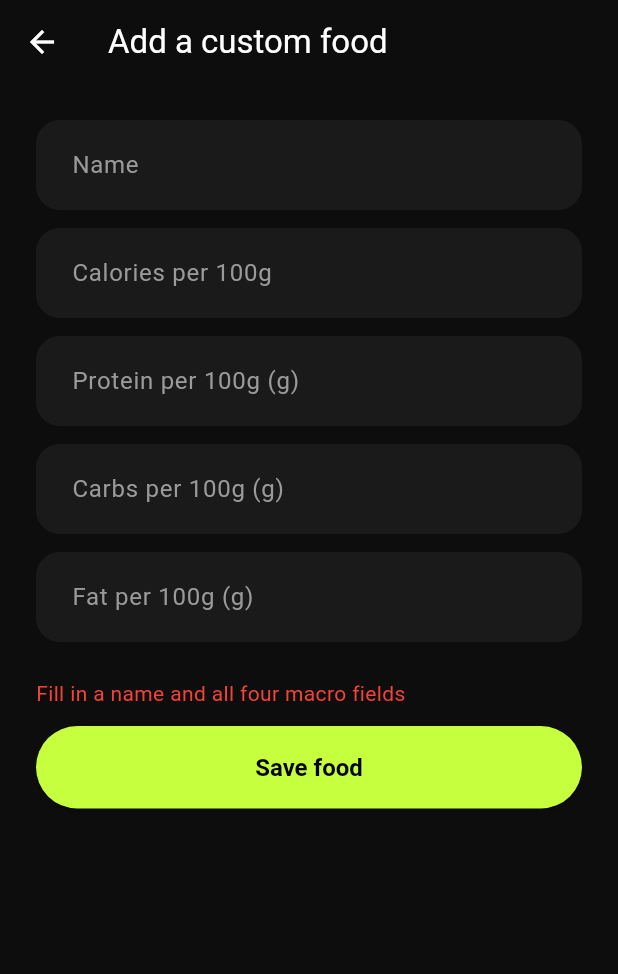
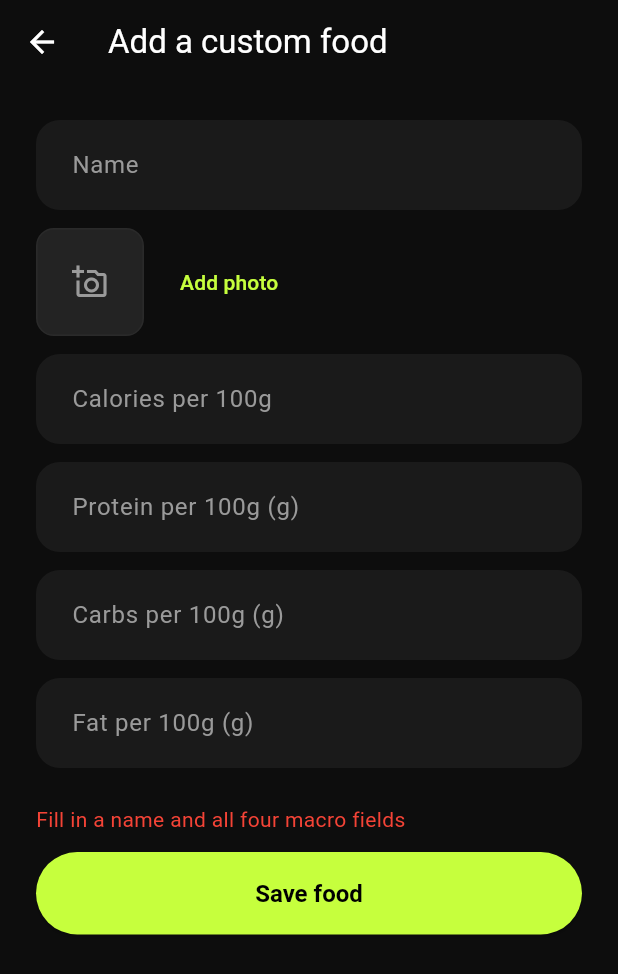
Before and after one commit to ptrickz/myCalorieTracker, a Flutter app: the CreateFoodScreen screen opened directly, after a tap on "Save food", on a phone screen of 412 x 824 dp. Shown: the top 974 px of the screen. Run offline on Flutter 3.47's test engine with Material 3 defaults, Android fonts, the phone set to English and light mode, and no system bars; our stand-ins replace fl_chart, flutter_secure_storage, image_picker; accounts and stored records are empty.

Commit message:
feat: My Custom Foods screen with editable macros/photo, retroactive log fixes
- New GET /foods/mine and PATCH /foods/:id (owner-only) backend endpoints
- Editing a custom food's macros recalculates every existing LogEntry that
  used it, so fixing a data-entry mistake corrects past totals too
- Add optional photoBase64 field on FoodItem; new FoodPhotoPicker widget
  wired into both food creation and editing
- Dashboard app bar gains a shortcut to the new My Custom Foods screen

```diff
--- a/my_calorie/lib/screens/create_food_screen.dart
+++ b/my_calorie/lib/screens/create_food_screen.dart
@@ -1,6 +1,7 @@
 import "package:flutter/material.dart";
 import "../services/api_service.dart";
 import "../services/auth_storage.dart";
+import "../widgets/food_photo_picker.dart";
 
 class CreateFoodScreen extends StatefulWidget {
   final String initialName;
@@ -19,6 +20,7 @@ class _CreateFoodScreenState extends State<CreateFoodScreen> {
   final _proteinController = TextEditingController();
   final _carbsController = TextEditingController();
   final _fatController = TextEditingController();
+  String? _photoBase64;
 
   bool _isSaving = false;
   String? _errorMessage;
@@ -48,6 +50,7 @@ class _CreateFoodScreenState extends State<CreateFoodScreen> {
         proteinPer100g: protein,
         carbsPer100g: carbs,
         fatPer100g: fat,
+        photoBase64: _photoBase64,
       );
       if (!mounted) return;
       Navigator.of(context).pop(food);
@@ -66,6 +69,11 @@ class _CreateFoodScreenState extends State<CreateFoodScreen> {
         padding: const EdgeInsets.all(24),
         children: [
           TextField(controller: _nameController, decoration: const InputDecoration(labelText: "Name")),
+          const SizedBox(height: 12),
+          FoodPhotoPicker(
+            photoBase64: _photoBase64,
+            onChanged: (value) => setState(() => _photoBase64 = value),
+          ),
           const SizedBox(height: 12),
           TextField(
             controller: _caloriesController,
--- /dev/null
+++ b/my_calorie/lib/widgets/food_photo_picker.dart
@@ -0,0 +1,61 @@
+import "dart:convert";
+import "package:flutter/material.dart";
+import "package:image_picker/image_picker.dart";
+import "../theme.dart";
+
+class FoodPhotoPicker extends StatelessWidget {
+  final String? photoBase64;
+  final ValueChanged<String?> onChanged;
+
+  const FoodPhotoPicker({super.key, required this.photoBase64, required this.onChanged});
+
+  Future<void> _pickPhoto() async {
+    final picked = await ImagePicker().pickImage(
+      source: ImageSource.gallery,
+      maxWidth: 640,
+      maxHeight: 640,
+      imageQuality: 70,
+    );
+    if (picked == null) return;
+
+    final bytes = await picked.readAsBytes();
+    onChanged(base64Encode(bytes));
+  }
+
+  @override
+  Widget build(BuildContext context) {
+    final bytes = photoBase64 == null ? null : base64Decode(photoBase64!);
+
+    return Row(
+      children: [
+        GestureDetector(
+          onTap: _pickPhoto,
+          child: Container(
+            width: 72,
+            height: 72,
+            decoration: BoxDecoration(
+              color: AppColors.surfaceAlt,
+              borderRadius: BorderRadius.circular(12),
+              border: Border.all(color: AppColors.border),
+              image: bytes != null ? DecorationImage(image: MemoryImage(bytes), fit: BoxFit.cover) : null,
+            ),
+            child: bytes == null
+                ? const Icon(Icons.add_a_photo_outlined, color: AppColors.textSecondary)
+                : null,
+          ),
+        ),
+        const SizedBox(width: 12),
+        TextButton(
+          onPressed: _pickPhoto,
+          child: Text(bytes == null ? "Add photo" : "Change photo"),
+        ),
+        if (bytes != null)
+          TextButton(
+            onPressed: () => onChanged(null),
+            style: TextButton.styleFrom(foregroundColor: AppColors.error),
+            child: const Text("Remove"),
+          ),
+      ],
+    );
+  }
+}
--- a/my_calorie/pubspec.yaml
+++ b/my_calorie/pubspec.yaml
@@ -37,6 +37,7 @@ dependencies:
   http: ^1.6.0
   flutter_secure_storage: ^10.3.1
   fl_chart: ^1.2.0
+  image_picker: ^1.2.0
 
 dev_dependencies:
   flutter_test:
```
Also changed, not shown: my_calorie/lib/screens/dashboard_screen.dart (+16 -1 lines), my_calorie/lib/screens/my_custom_foods_screen.dart (added, +175 -0 lines), my_calorie/lib/services/api_service.dart (+45 -0 lines), my_calorie/pubspec.lock, 9 other files.
